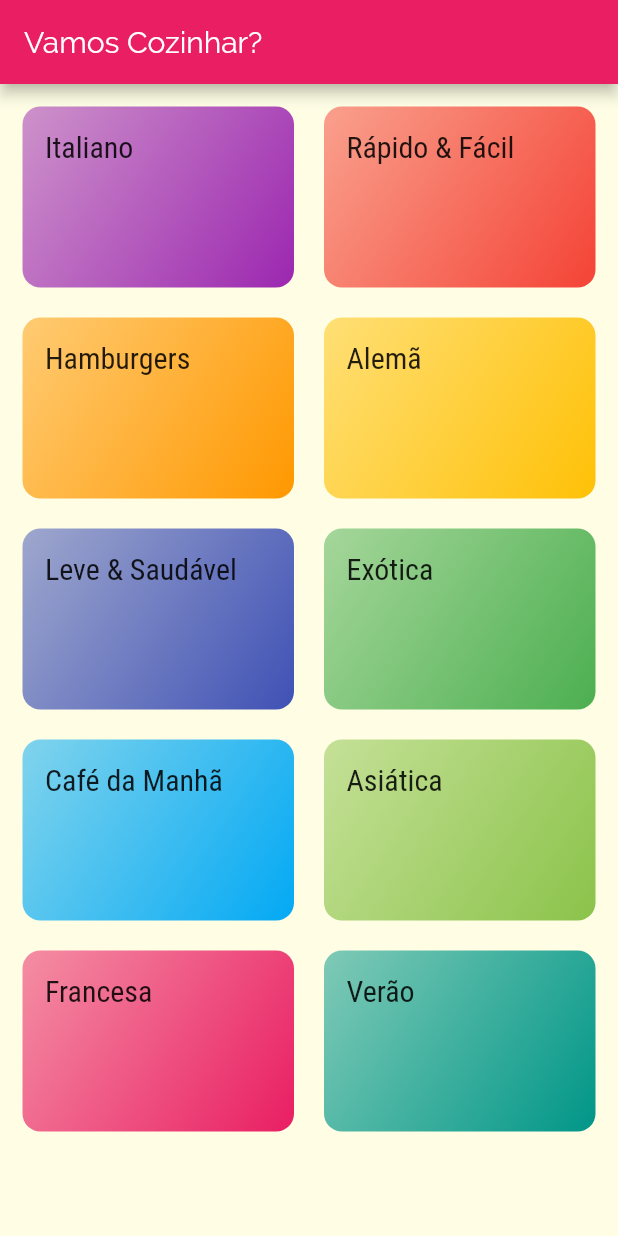
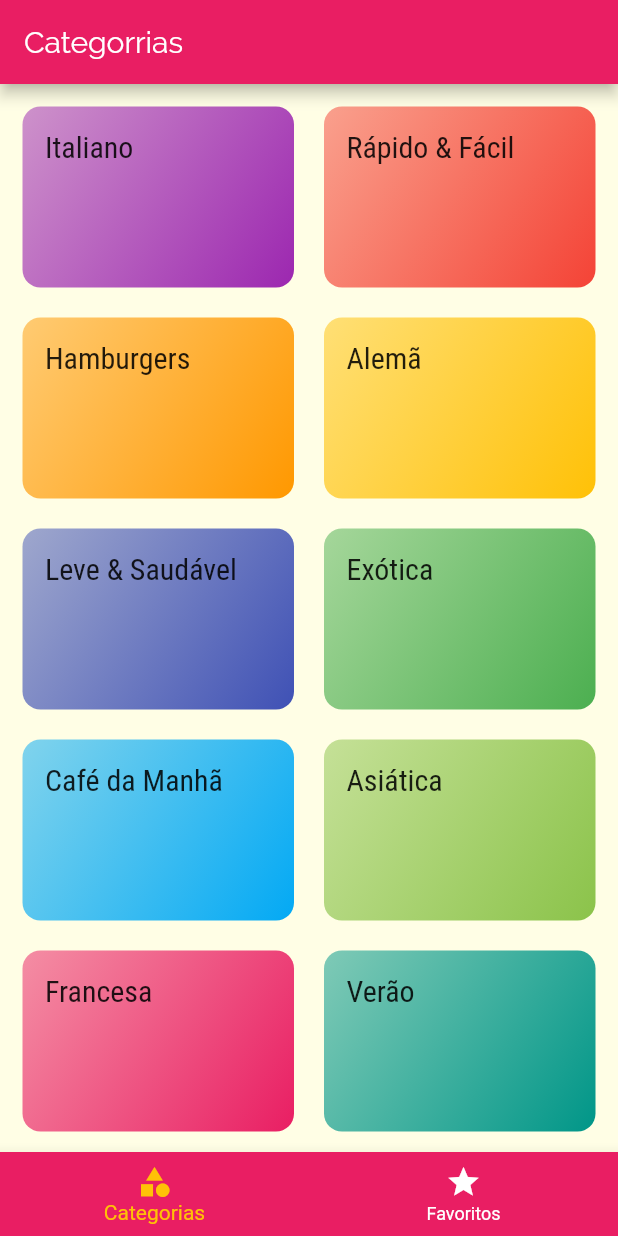
Before and after one commit to fabiokreis/meals, a Flutter app: the screen it shows after launch, on a phone screen of 412 x 824 dp. Run offline on Flutter 3.47's test engine with Material 2 defaults, Android fonts, the phone set to English and light mode, and no system bars.

```diff
--- a/lib/main.dart
+++ b/lib/main.dart
@@ -1,7 +1,8 @@
 import 'package:flutter/material.dart';
-import 'package:meals/screens/categories_meals_screnn.dart';
+import 'screens/categories_meals_screnn.dart';
 import 'screens/categories_screen.dart';
 import 'screens/meal_detail_screen.dart';
+import 'screens/tabs_screen.dart';
 import 'utils/app_routes.dart';
 
 void main() => runApp(MyApp());
@@ -24,7 +25,7 @@ class MyApp extends StatelessWidget {
             ),
       ),
       routes: {
-        AppRoutes.HOME: (ctx) => CategoriesScreen(),
+        AppRoutes.HOME: (ctx) => TabsScreen(),
         AppRoutes.CATEGORIES_MEALS: (ctx) => CategoriesMealsScreen(),
         AppRoutes.MEAL_DETAIL: (ctx) => MealDetailScreen(),
       },
--- a/lib/screens/categories_screen.dart
+++ b/lib/screens/categories_screen.dart
@@ -5,11 +5,7 @@ import '../components/category_item.dart';
 class CategoriesScreen extends StatelessWidget {
   @override
   Widget build(BuildContext context) {
-    return Scaffold(
-      appBar: AppBar(
-        title: Text('Vamos Cozinhar?'),
-      ),
-      body: GridView(
+    return GridView(
       padding: const EdgeInsets.all(15),
       gridDelegate: SliverGridDelegateWithMaxCrossAxisExtent(
         maxCrossAxisExtent: 200,
@@ -20,7 +16,6 @@ class CategoriesScreen extends StatelessWidget {
       children: DUMMY_CATEGORIES.map((cat) {
         return CategoryItem(cat);
       }).toList(),
-      ),
     );
   }
 }
--- /dev/null
+++ b/lib/screens/favorite_screen.dart
@@ -0,0 +1,10 @@
+import 'package:flutter/material.dart';
+
+class FavoriteScreen extends StatelessWidget {
+  @override
+  Widget build(BuildContext context) {
+    return Center(
+      child: Text('Minhas comidas favoritas'),
+    );
+  }
+}
--- /dev/null
+++ b/lib/screens/tabs_screen.dart
@@ -0,0 +1,48 @@
+import 'package:flutter/material.dart';
+import 'categories_screen.dart';
+import 'favorite_screen.dart';
+
+class TabsScreen extends StatefulWidget {
+  @override
+  _TabsScreenState createState() => _TabsScreenState();
+}
+
+class _TabsScreenState extends State<TabsScreen> {
+  int _selectedScreenIndex = 0;
+  final List<Map<String, Object>> _screens = [
+    {'title': 'Categorrias', 'screen': CategoriesScreen()},
+    {'title': 'Favoritos', 'screen': FavoriteScreen()},
+  ];
+  _selectScreen(int index) {
+    setState(() {
+      _selectedScreenIndex = index;
+    });
+  }
+
+  @override
+  Widget build(BuildContext context) {
+    return Scaffold(
+      appBar: AppBar(
+        title: Text(_screens[_selectedScreenIndex]['title'] as String),
+      ),
+      body: (_screens[_selectedScreenIndex]['screen'] as Widget),
+      bottomNavigationBar: BottomNavigationBar(
+        onTap: _selectScreen,
+        backgroundColor: Theme.of(context).primaryColor,
+        unselectedItemColor: Colors.white,
+        selectedItemColor: Theme.of(context).accentColor,
+        currentIndex: _selectedScreenIndex,
+        items: [
+          BottomNavigationBarItem(
+            icon: Icon(Icons.category),
+            title: Text('Categorias'),
+          ),
+          BottomNavigationBarItem(
+            icon: Icon(Icons.star),
+            title: Text('Favoritos'),
+          ),
+        ],
+      ),
+    );
+  }
+}
```
Lines whose indentation alone changed are shown as unchanged.
